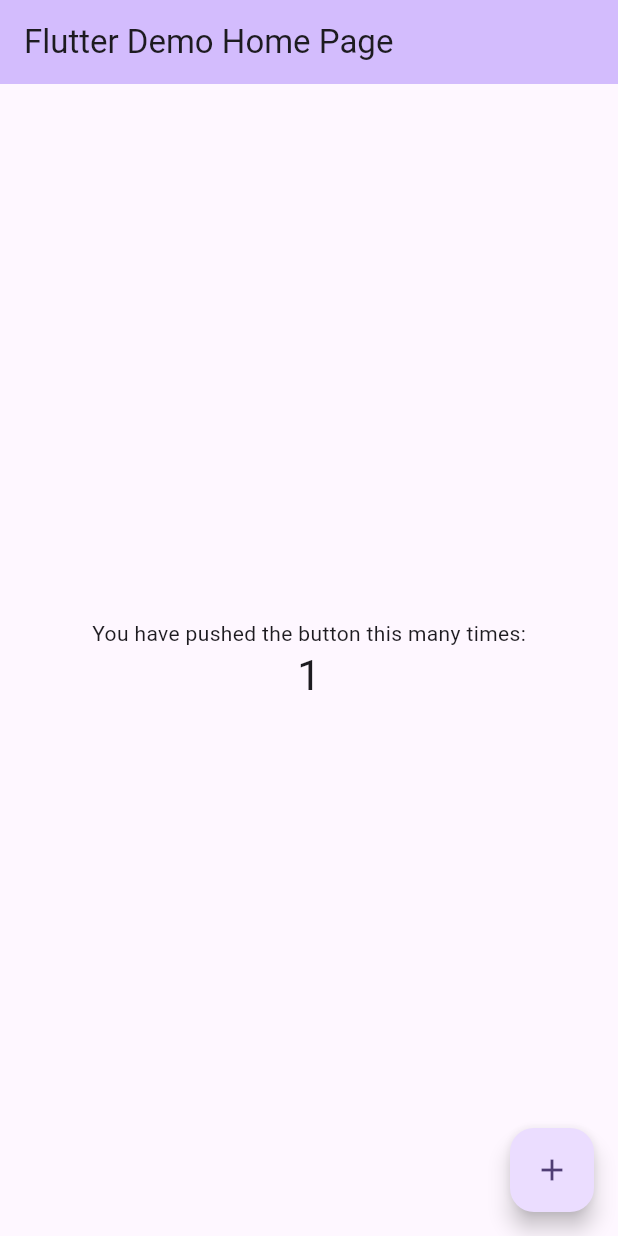
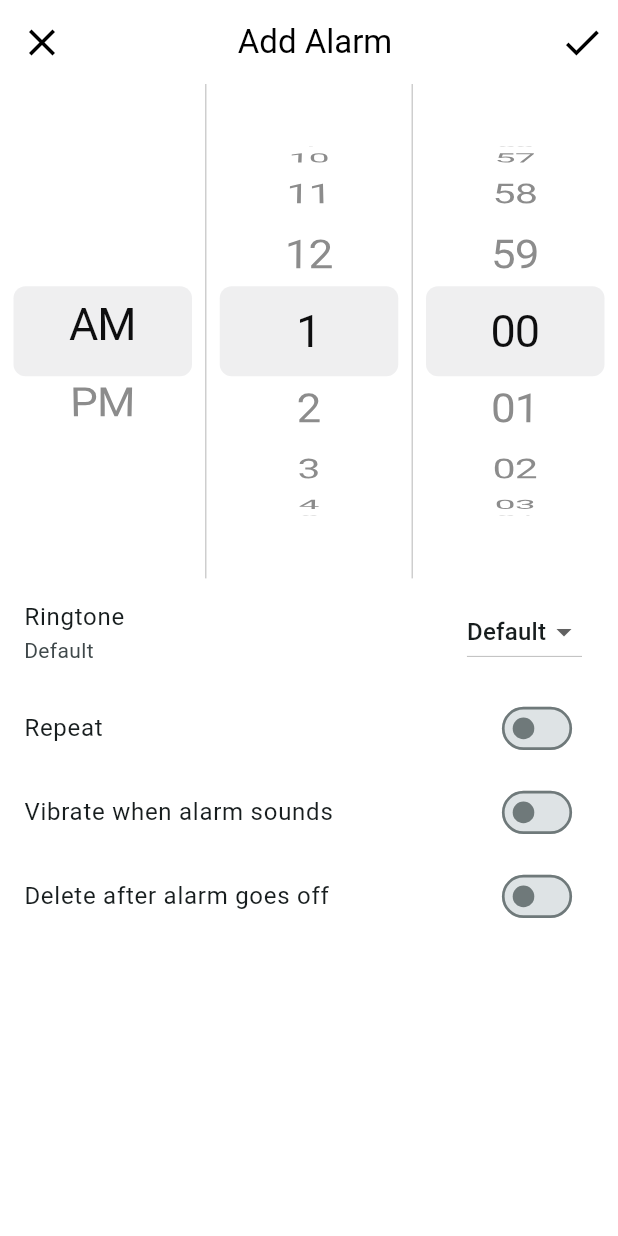
Before and after one commit to priyankarouniyarr/alram-clock_UI, a Flutter app: the screen it shows after launch, after a tap on the "add" icon, on a phone screen of 412 x 824 dp. Run offline on Flutter 3.47's test engine with Material 3 defaults, Android fonts, the phone set to English and light mode, and no system bars; our stand-ins replace audioplayers, flutter_local_notifications.

Commit message:
uploading some code

```diff
--- /dev/null
+++ b/lib/addalaram.dart
@@ -0,0 +1,223 @@
+import 'package:flutter/cupertino.dart';
+import 'package:flutter/material.dart';
+import 'package:audioplayers/audioplayers.dart';
+
+class AddAlarm extends StatefulWidget {
+  @override
+  State<AddAlarm> createState() => _AddAlarmState();
+}
+
+class _AddAlarmState extends State<AddAlarm> {
+  int selectedHour = 0;//private variables
+  int selectedMinute = 0;
+  String selectedPeriod = 'AM';
+  String selectedRingtone = 'Default'; // Default ringtone
+  bool isRepeat = false;
+  bool vibrate = false; // Vibration option
+  bool deleteAfterOff = false; // Delete option
+
+  void playRingtone(String ringtone) async {
+    if (ringtone != 'Default') {
+      final player = AudioPlayer();
+      await player.play('audio/$ringtone');
+      await Future.delayed(Duration(seconds: 10));
+      player.stop();
+    }
+  }
+
+  @override
+  Widget build(BuildContext context) {
+    return Scaffold(
+      backgroundColor: Colors.white,
+      appBar: AppBar(
+        backgroundColor: Colors.white,
+        leading: IconButton(
+          icon: Icon(Icons.close, color: Colors.black, size: 30),
+          onPressed: () {
+            Navigator.pop(context); // Closes the screen
+          },
+        ),
+        title: Center(
+          child: Text(
+            'Add Alarm',
+            style: TextStyle(color: Colors.black),
+          ),
+        ),
+        actions: [
+          IconButton(
+            icon: Icon(Icons.done, color: Colors.black, size: 30),
+            onPressed: () {
+              // Add your 'done' action logic here
+            },
+          ),
+        ],
+      ),
+      body: SingleChildScrollView(
+        child: Column(
+          children: [
+            Row(
+              mainAxisAlignment: MainAxisAlignment.center,
+              children: [
+                // AM/PM Picker
+                Expanded(
+                  child: SizedBox(
+                    height: MediaQuery.of(context).size.height * 0.4,
+                    child: CupertinoPicker(
+                      itemExtent: 60,
+                      onSelectedItemChanged: (int index) {
+                        setState(() {
+                          selectedPeriod = index == 0 ? 'AM' : 'PM';
+                        });
+                      },
+                      children: [
+                        Padding(
+                          padding: const EdgeInsets.all(8.0),
+                          child: Text('AM', style: TextStyle(fontSize: 30)),
+                        ),
+                        Padding(
+                          padding: const EdgeInsets.all(8.0),
+                          child: Text('PM', style: TextStyle(fontSize: 30)),
+                        ),
+                      ],
+                    ),
+                  ),
+                ),
+                Container(
+                  height: MediaQuery.of(context).size.height * 0.4,
+                  width: 0.5,
+                  color: Colors.grey, // Line color
+                ),
+                // Hour Picker
+                Expanded(
+                  child: SizedBox(
+                    height: MediaQuery.of(context).size.height * 0.4,
+                    child: CupertinoPicker.builder(
+                      itemExtent: 60,//height
+                      onSelectedItemChanged: (int index) {
+                        setState(() {
+                          selectedHour = (index % 12) + 1;
+                        });
+                      },
+                      childCount: null, // Makes the list infinite
+                      itemBuilder: (BuildContext context, int index) {
+                        return Center(
+                          child: Text(
+                            '${(index % 12) + 1}', // Cycles through 1-12
+                            style: TextStyle(fontSize: 30),
+                          ),
+                        );
+                      },
+                    ),
+                  ),
+                ),
+                Container(
+                  height: MediaQuery.of(context).size.height * 0.4,
+                  width: 0.5,
+                  color: Colors.grey, // Line color
+                ),
+                // Minute Picker
+                Expanded(
+                  child: SizedBox(
+                    height: MediaQuery.of(context).size.height * 0.4,
+                    child: CupertinoPicker.builder(
+                      itemExtent: 60,
+                      onSelectedItemChanged: (int index) {
+                        setState(() {
+                          selectedMinute = index % 60;// Updates the selectedMinute when a new minute is selected.
+//index % 60 ensures that minutes cycle from 0 to 5
+                        });
+                      },
+                      childCount: null, // Makes the list infinite
+                      itemBuilder: (BuildContext context, int index) {
+                        return Center(
+                          child: Text(
+                            index % 60 < 10
+                                ? '0${index % 60}' // Adds leading 0 for minutes < 10
+                                : '${index % 60}',
+                            style: TextStyle(fontSize: 30),
+                          ),
+                        );
+                      },
+                    ),
+                  ),
+                ),
+              ],
+            ),
+            // Ringtone Selection
+            ListTile(
+              title: Text('Ringtone'),
+              subtitle: Text(selectedRingtone),
+              trailing: DropdownButton<String>(
+                value: selectedRingtone,
+                items: <String>['Default', 'audio1.mp3', 'audio2.mp3', 'audio3.mp3', 'audio4.mp3', 'audio5.mp3']
+                    .map((String value) {
+                  return DropdownMenuItem<String>(
+                    value: value,
+                    child: Text(value.replaceAll('.mp3', '')), // Display without .mp3
+                  );
+                }).toList(),
+                onChanged: (String? newValue) {
+                  setState(() {
+                    selectedRingtone = newValue!;
+                    playRingtone(newValue); // Play selected ringtone
+                  });
+                },
+              ),
+            ),
+            // Repeat
+            ListTile(
+              title: Text('Repeat'),
+              trailing: Transform.scale(
+                scale: 0.9,
+                child: Switch(
+                  value: isRepeat,
+                  onChanged: (bool value) {
+                    setState(() {
+                      isRepeat = value;
+                    });
+                  },
+                  activeColor: Colors.white,
+                  activeTrackColor: Colors.blue,
+                ),
+              ),
+            ),
+            // Vibrate Option
+            ListTile(
+              title: Text('Vibrate when alarm sounds'),
+              trailing: Transform.scale(
+                scale: 0.9,
+                child: Switch(
+                  value: vibrate,
+                  onChanged: (bool value) {
+                    setState(() {
+                      vibrate = value;
+                    });
+                  },
+                  activeColor: Colors.white,
+                  activeTrackColor: Colors.blue,
+                ),
+              ),
+            ),
+            // Delete after goes off
+            ListTile(
+              title: Text('Delete after alarm goes off'),
+              trailing: Transform.scale(
+                scale: 0.9,
+                child: Switch(
+                  value: deleteAfterOff,
+                  onChanged: (bool value) {
+                    setState(() {
+                      deleteAfterOff = value;
+                    });
+                  },
+                  activeColor: Colors.white,
+                  activeTrackColor: Colors.blue,
+                ),
+              ),
+            ),
+          ],
+        ),
+      ),
+    );
+  }
+}
--- /dev/null
+++ b/lib/alramPage.dart
@@ -0,0 +1,133 @@
+import 'package:alaram_clockapp/alramdetail.dart';
+import 'package:alaram_clockapp/data.dart';
+import 'package:flutter/cupertino.dart';
+import 'package:flutter/material.dart';
+import 'package:intl/intl.dart';
+
+class Alrampage extends StatefulWidget {
+  const Alrampage({super.key});
+
+  @override
+  State<Alrampage> createState() => _AlrampageState();
+}
+
+class _AlrampageState extends State<Alrampage> {
+  @override
+  Widget build(BuildContext context) {
+    return Container(
+      margin: EdgeInsets.only(top: 10, right: 8, left: 8),
+      padding: EdgeInsets.symmetric(horizontal: 10, vertical: 10),
+      child: Column(
+        crossAxisAlignment: CrossAxisAlignment.start,
+        children: [
+          Row(
+            mainAxisAlignment: MainAxisAlignment.center,
+            children: [
+              Image.asset("images/alaram_clock.png",
+                  width: MediaQuery.of(context).size.width / 6),
+              Text(
+                "Alarm Clock",
+                style: TextStyle(
+                  fontFamily: "Acme",
+                  fontWeight: FontWeight.w500,
+                  color: Colors.grey[500],
+                  fontSize: 24.0,
+                ),
+              ),
+            ],
+          ),
+          SizedBox(height: 20),
+          Expanded(
+            child: ListView(
+              children: alarms.map<Widget>((alarm) {
+//var alarmtime=DateFormat('hh:mm:aa').format(alarm.alramDatetime)
+
+                return Container(
+                  margin: EdgeInsets.only(bottom: 10),
+                  decoration: BoxDecoration(
+                    gradient: LinearGradient(
+                      colors: [
+                        Color.fromARGB(255, 225, 254, 255),
+                        Color.fromARGB(255, 139, 151, 150),
+                      ],
+                      begin: Alignment.topLeft,
+                      end: Alignment.bottomRight,
+                    ),
+                    boxShadow: [
+                      BoxShadow(
+                          color: Colors.white.withOpacity(0.5),
+                          blurRadius: 10,
+                          spreadRadius: 2,
+                          offset: Offset(1, 2)),
+                    ],
+                    borderRadius: BorderRadius.circular(20),
+                  ),
+                  child: Padding(
+                    padding: const EdgeInsets.all(10.0),
+                    child: Column(
+                      crossAxisAlignment: CrossAxisAlignment.start,
+                      children: [
+                        Row(
+                          mainAxisAlignment: MainAxisAlignment.spaceBetween,
+                          children: [
+                            GestureDetector(
+                              onTap: () {
+                                Navigator.push(
+                                    context,
+                                    MaterialPageRoute(
+                                        builder: (context) => Alramdetail()));
+                              },
+                              child: Row(
+                                children: [
+                                  Text(
+                                    "07:00 ",
+                                    style: TextStyle(
+                                      color: Colors.black,
+                                      fontFamily: "Acme",
+                                      fontSize: 25.0,
+                                      fontWeight: FontWeight.w700,
+                                    ),
+                                  ),
+                                  Text(
+                                    "am ",
+                                    style: TextStyle(
+                                      color: Colors.black,
+                                      fontFamily: "Acme",
+                                      fontSize: 18.0,
+                                      fontWeight: FontWeight.w300,
+                                    ),
+                                  ),
+                                ],
+                              ),
+                            ),
+                            Transform.scale(
+                              scale: 0.8,
+                              child: Switch(
+                                value: true,
+                                onChanged: (bool value) {},
+                                activeColor: Colors.white,
+                                activeTrackColor: Colors.blue,
+                              ),
+                            )
+                          ],
+                        ),
+                        Text(
+                          "Mon-Sun",
+                          style: TextStyle(
+                            color: Colors.black,
+                            fontFamily: "Poppins",
+                            fontSize: 20.0,
+                          ),
+                        ),
+                      ],
+                    ),
+                  ),
+                );
+              }).toList(),
+            ),
+          ),
+        ],
+      ),
+    );
+  }
+}
--- /dev/null
+++ b/lib/alramdetail.dart
@@ -0,0 +1,15 @@
+import 'package:flutter/cupertino.dart';
+
+class Alramdetail extends StatefulWidget {
+  const Alramdetail({super.key});
+
+  @override
+  State<Alramdetail> createState() => _AlramdetailState();
+}
+
+class _AlramdetailState extends State<Alramdetail> {
+  @override
+  Widget build(BuildContext context) {
+    return const Placeholder();
+  }
+}
--- /dev/null
+++ b/lib/data.dart
@@ -0,0 +1,7 @@
+import 'package:alaram_clockapp/models/alaraminfo.dart';
+
+List<AlaramInfo> alarms=[
+  AlaramInfo(DateTime.now().add(Duration(hours:1)),description: ''),
+
+
+];
--- /dev/null
+++ b/lib/homescreen.dart
@@ -0,0 +1,37 @@
+import 'package:alaram_clockapp/addalaram.dart';
+import 'package:alaram_clockapp/alramPage.dart';
+import 'package:flutter/cupertino.dart';
+import 'package:flutter/material.dart';
+
+class Homescreen extends StatelessWidget {
+  const Homescreen({super.key});
+
+  @override
+  Widget build(BuildContext context) {
+    return Scaffold(
+         floatingActionButton: FloatingActionButton(
+        onPressed: () {
+          Navigator.push(
+            context,
+            MaterialPageRoute(builder: (context) => AddAlarm()),);
+        },
+        child: Icon(Icons.add,size:40,color:Colors.blue),
+        backgroundColor: Colors.grey[200],
+        shape: CircleBorder(),
+  elevation: 6.0,
+      ),
+
+
+
+      body:SafeArea(
+        child: Container(
+
+          alignment: Alignment.center,
+          color:Colors.white
+        ,
+          child:Alrampage()),
+      ),
+
+    );
+  }
+}
--- a/lib/main.dart
+++ b/lib/main.dart
@@ -1,5 +1,8 @@
+import 'package:alaram_clockapp/homescreen.dart';
 import 'package:flutter/material.dart';
+import 'package:flutter_local_notifications/flutter_local_notifications.dart';
 
+final FlutterLocalNotificationsPlugin flutterLocalNotificationsPlugin=FlutterLocalNotificationsPlugin();
 void main() {
   runApp(const MyApp());
 }
@@ -7,119 +10,17 @@
 class MyApp extends StatelessWidget {
   const MyApp({super.key});
 
-  // This widget is the root of your application.
   @override
   Widget build(BuildContext context) {
     return MaterialApp(
-      title: 'Flutter Demo',
+      debugShowCheckedModeBanner: false,
+      title: 'Alarm Clock',
       theme: ThemeData(
-        // This is the theme of your application.
-        //
-        // TRY THIS: Try running your application with "flutter run". You'll see
-        // the application has a purple toolbar. Then, without quitting the app,
-        // try changing the seedColor in the colorScheme below to Colors.green
-        // and then invoke "hot reload" (save your changes or press the "hot
-        // reload" button in a Flutter-supported IDE, or press "r" if you used
-        // the command line to start the app).
-        //
-        // Notice that the counter didn't reset back to zero; the application
-        // state is not lost during the reload. To reset the state, use hot
-        // restart instead.
-        //
-        // This works for code too, not just values: Most code changes can be
-        // tested with just a hot reload.
-        colorScheme: ColorScheme.fromSeed(seedColor: Colors.deepPurple),
+        colorScheme: ColorScheme.fromSeed(seedColor: Colors.white),
         useMaterial3: true,
+        visualDensity: VisualDensity.adaptivePlatformDensity,
       ),
-      home: const MyHomePage(title: 'Flutter Demo Home Page'),
+      home: Homescreen(),
     );
   }
 }
-
-class MyHomePage extends StatefulWidget {
-  const MyHomePage({super.key, required this.title});
-
-  // This widget is the home page of your application. It is stateful, meaning
-  // that it has a State object (defined below) that contains fields that affect
-  // how it looks.
-
-  // This class is the configuration for the state. It holds the values (in this
-  // case the title) provided by the parent (in this case the App widget) and
-  // used by the build method of the State. Fields in a Widget subclass are
-  // always marked "final".
-
-  final String title;
-
-  @override
-  State<MyHomePage> createState() => _MyHomePageState();
-}
-
-class _MyHomePageState extends State<MyHomePage> {
-  int _counter = 0;
-
-  void _incrementCounter() {
-    setState(() {
-      // This call to setState tells the Flutter framework that something has
-      // changed in this State, which causes it to rerun the build method below
-      // so that the display can reflect the updated values. If we changed
-      // _counter without calling setState(), then the build method would not be
-      // called again, and so nothing would appear to happen.
-      _counter++;
-    });
-  }
-
-  @override
-  Widget build(BuildContext context) {
-    // This method is rerun every time setState is called, for instance as done
-    // by the _incrementCounter method above.
-    //
-    // The Flutter framework has been optimized to make rerunning build methods
-    // fast, so that you can just rebuild anything that needs updating rather
-    // than having to individually change instances of widgets.
-    return Scaffold(
-      appBar: AppBar(
-        // TRY THIS: Try changing the color here to a specific color (to
-        // Colors.amber, perhaps?) and trigger a hot reload to see the AppBar
-        // change color while the other colors stay the same.
-        backgroundColor: Theme.of(context).colorScheme.inversePrimary,
-        // Here we take the value from the MyHomePage object that was created by
-        // the App.build method, and use it to set our appbar title.
-        title: Text(widget.title),
-      ),
-      body: Center(
-        // Center is a layout widget. It takes a single child and positions it
-        // in the middle of the parent.
-        child: Column(
-          // Column is also a layout widget. It takes a list of children and
-          // arranges them vertically. By default, it sizes itself to fit its
-          // children horizontally, and tries to be as tall as its parent.
-          //
-          // Column has various properties to control how it sizes itself and
-          // how it positions its children. Here we use mainAxisAlignment to
-          // center the children vertically; the main axis here is the vertical
-          // axis because Columns are vertical (the cross axis would be
-          // horizontal).
-          //
-          // TRY THIS: Invoke "debug painting" (choose the "Toggle Debug Paint"
-          // action in the IDE, or press "p" in the console), to see the
-          // wireframe for each widget.
-          mainAxisAlignment: MainAxisAlignment.center,
-          children: <Widget>[
-            const Text(
-              'You have pushed the button this many times:',
-            ),
-            Text(
-              '$_counter',
-              style: Theme.of(context).textTheme.headlineMedium,
-            ),
-          ],
-        ),
-      ),
-      floatingActionButton: FloatingActionButton(
-        onPressed: _incrementCounter,
-        tooltip: 'Increment',
-        child: const Icon(Icons.add),
-      ), // This trailing comma makes auto-formatting nicer for build methods.
-    );
-  }
-}
--- /dev/null
+++ b/lib/models/alaraminfo.dart
@@ -0,0 +1,12 @@
+class AlaramInfo{
+  String? description;
+  bool? isactive;
+  DateTime? alramDatetime;
+
+  AlaramInfo(
+  this.alramDatetime, {this.description,
+    this.isactive,
+  }
+  );
+
+}
```
Also changed, not shown: pubspec.yaml (+20 -15 lines), fonts/Acme-Regular.ttf (added), fonts/Poppins-Regular.ttf (added), fonts/Poppins-SemiBold.ttf (added), images/alaram_clock.png (added), pubspec.lock, 12 other files.
